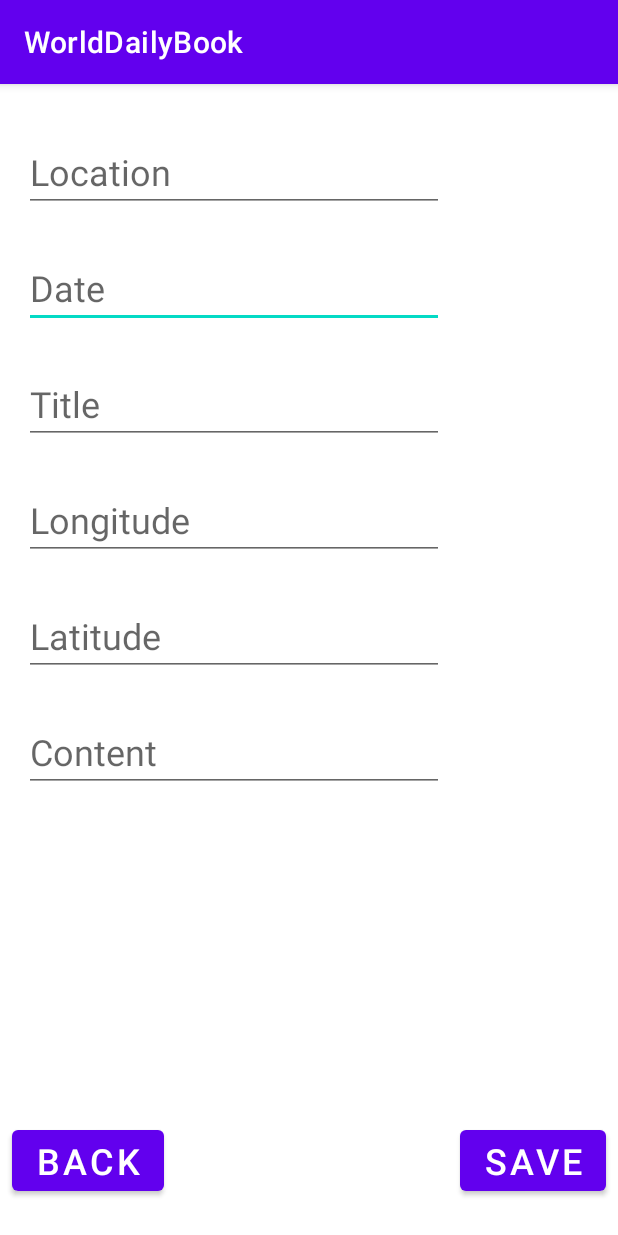
After one commit to cancan007/WorldDailyBook, an Android app: the Enter_Activity screen opened directly, with no data from a screen before it, on a phone screen of 412 x 824 dp. The commit adds this screen. Run offline under Robolectric (Android 15) with nearby library versions, the phone set to English and light mode, and no system bars.

Commit message:
implemented list, display and enter activities

```diff
--- /dev/null
+++ b/app/src/main/java/com/example/worlddailybook/Enter_Activity.java
@@ -0,0 +1,87 @@
+package com.example.worlddailybook;
+
+import androidx.appcompat.app.AppCompatActivity;
+
+import android.content.ContentValues;
+import android.content.Intent;
+import android.database.Cursor;
+import android.database.sqlite.SQLiteDatabase;
+import android.database.sqlite.SQLiteOpenHelper;
+import android.os.Bundle;
+import android.view.View;
+import android.widget.Button;
+import android.widget.EditText;
+import android.widget.TextView;
+
+import java.util.ArrayList;
+import java.util.List;
+
+public class Enter_Activity extends AppCompatActivity {
+
+    public SQLite_Handler handler;  // 他のアクティビティでも使えるように、publicにする
+
+    private EditText loc_v, date_v, title_v, lng_v, lat_v,content_v;
+    private Button saveButton, backButton;
+
+    @Override
+    protected void onCreate(Bundle savedInstanceState) {
+        super.onCreate(savedInstanceState);
+        setContentView(R.layout.activity_enter);
+
+        handler = new SQLite_Handler(getApplicationContext());
+
+
+        loc_v = findViewById(R.id.location);
+        date_v = findViewById(R.id.date);
+        title_v = findViewById(R.id.title_d);
+        lng_v = findViewById(R.id.e_longitude);
+        lat_v = findViewById(R.id.e_latitude);
+        content_v = findViewById(R.id.content);
+
+
+
+        backButton = findViewById(R.id.back_b);
+        backButton.setOnClickListener(new View.OnClickListener() {
+            @Override
+            public void onClick(View v) {
+                Intent intent = new Intent(getApplication(), MainActivity.class);
+                startActivity(intent);
+            }
+        });
+
+        saveButton = findViewById(R.id.save_b);
+        saveButton.setOnClickListener(new View.OnClickListener() {  // View.OnClickListener インターフェイスから onClickをオーバーライド
+            @Override
+            public void onClick(View v) {
+                saveData();
+                //handler.saveData();
+                Intent intent = new Intent(getApplication(), Display_Content.class);
+                startActivity(intent);
+            }
+        });
+
+    }
+
+
+
+    public void saveData(){
+        SQLiteDatabase db = handler.getWritableDatabase();
+        ContentValues values = new ContentValues();
+
+        String location = loc_v.getText().toString();
+        String date = date_v.getText().toString();
+        String title = title_v.getText().toString();
+        String longitude = lng_v.getText().toString();
+        String latitude = lat_v.getText().toString();
+        String content = content_v.getText().toString();
+
+        values.put("location", location);
+        values.put("date", date);
+        values.put("title", title);
+        values.put("longitude", longitude);
+        values.put("latitude", latitude);
+        values.put("content", content);
+
+        db.insert(handler.TABLE_NAME, null, values);
+    }
+}
--- /dev/null
+++ b/app/src/main/java/com/example/worlddailybook/SQLite_Handler.java
@@ -0,0 +1,95 @@
+package com.example.worlddailybook;
+
+import android.content.ContentValues;
+import android.content.Context;
+import android.database.sqlite.SQLiteDatabase;
+import android.database.sqlite.SQLiteOpenHelper;
+
+import java.text.ParseException;
+import java.text.SimpleDateFormat;
+import java.util.Date;
+
+public class SQLite_Handler extends SQLiteOpenHelper {
+
+    // データーベースのバージョン
+    private static final int DATABASE_VERSION = 3;
+
+    // データーベース情報を変数に格納
+    private static final String DATABASE_NAME = "WorldDailyBook.db";
+    public static final String TABLE_NAME = "worlddailybookDB";
+    private static final String _ID = "_id";
+    private static final String COLUMN_LOCATION = "Location";
+    private static final String COLUMN_DATE = "Date";
+    private static final String COLUMN_TITLE = "Title";
+    private static final String COLUMN_LONGITUDE = "Longitude";
+    private static final String COLUMN_LATITUDE = "Latitude";
+    private static final String COLUMN_CONTENT = "Content";
+
+    private static final String SQL_CREATE_TABLE =
+            "CREATE TABLE " + TABLE_NAME + '(' +
+                    _ID + " INTEGER PRIMARY KEY,"+   //ここで各々のデータを区別している。
+                    COLUMN_LOCATION + " TEXT," +
+                    COLUMN_DATE + " DATE," +
+                    COLUMN_TITLE + " TEXT," +
+                    COLUMN_LONGITUDE + " FLOAT," +    // East is plus side
+                    COLUMN_LATITUDE + " FLOAT," +     // North is plus side
+                    COLUMN_CONTENT + " TEXT)";
+
+    private static final String SQL_DELETE_TABLE =
+            "DROP TABLE IF EXISTS " + TABLE_NAME;
+
+    SQLite_Handler(Context context){
+        super(context, DATABASE_NAME, null, DATABASE_VERSION);
+    }
+
+    @Override
+    public void onCreate(SQLiteDatabase db) {
+
+        Date date = new Date();
+
+        db.execSQL(
+                SQL_CREATE_TABLE
+        );
+        saveData(db, "Tokyo", date, "Capital", 34.41f, 139.46f,"First Test");
+        saveData(db, "Germany", date, "Travel", 51.17f, 10.45f ,"Great Travel");
+    }
+
+    @Override
+    public void onUpgrade(SQLiteDatabase db, int oldVersion, int newVersion) {
+        db.execSQL(
+                SQL_DELETE_TABLE
+        );
+        onCreate(db);
+    }
+
+    public void onDowngrade(SQLiteDatabase db, int oldVersion, int newVersion){
+        onUpgrade(db, oldVersion, newVersion);
+    }
+
+    public void saveData(SQLiteDatabase db, String location, Date date, String title,Float longitude, Float latitude ,String content){
+        ContentValues values = new ContentValues();
+        values.put("location", location);
+        values.put("date", date.toString());
+        values.put("title", title);
+        values.put("longitude", longitude);
+        values.put("latitude", latitude);
+        values.put("content", content);
+
+        db.insert(TABLE_NAME, null, values);
+    }
+
+    //public String toString(Date date){
+    //String str = new SimpleDateFormat("yyyy-MM-dd").format(date);
+    //return str;
+    //}
+
+    public Date toDate(String str) {
+        try {
+            Date date = new SimpleDateFormat("yyyy-MM-dd").parse(str);
+            return date;
+        } catch (ParseException e) {
+            e.printStackTrace();
+            return null;
+        }
+    }
+}
--- /dev/null
+++ b/app/src/main/res/layout/activity_enter.xml
@@ -0,0 +1,109 @@
+<?xml version="1.0" encoding="utf-8"?>
+<androidx.constraintlayout.widget.ConstraintLayout xmlns:android="http://schemas.android.com/apk/res/android"
+    xmlns:app="http://schemas.android.com/apk/res-auto"
+    xmlns:tools="http://schemas.android.com/tools"
+    android:layout_width="match_parent"
+    android:layout_height="match_parent"
+    tools:context=".Enter_Activity">
+
+    <EditText
+        android:id="@+id/date"
+        android:layout_width="wrap_content"
+        android:layout_height="wrap_content"
+        android:layout_marginStart="16dp"
+        android:layout_marginTop="24dp"
+        android:ems="10"
+        android:hint="Date"
+        android:inputType="date"
+        android:textSize="24sp"
+        app:layout_constraintStart_toStartOf="parent"
+        app:layout_constraintTop_toBottomOf="@+id/location" />
+
+    <Button
+        android:id="@+id/save_b"
+        android:layout_width="wrap_content"
+        android:layout_height="wrap_content"
+        android:layout_marginEnd="8dp"
+        android:layout_marginBottom="24dp"
+        android:text="SAVE"
+        android:textSize="24sp"
+        app:layout_constraintBottom_toBottomOf="parent"
+        app:layout_constraintEnd_toEndOf="parent" />
+
+    <Button
+        android:id="@+id/back_b"
+        android:layout_width="wrap_content"
+        android:layout_height="wrap_content"
+        android:layout_marginStart="8dp"
+        android:layout_marginBottom="24dp"
+        android:text="BACK"
+        android:textSize="24sp"
+        app:layout_constraintBottom_toBottomOf="parent"
+        app:layout_constraintStart_toStartOf="parent" />
+
+    <EditText
+        android:id="@+id/location"
+        android:layout_width="wrap_content"
+        android:layout_height="wrap_content"
+        android:layout_marginStart="16dp"
+        android:layout_marginTop="32dp"
+        android:ems="10"
+        android:hint="Location"
+        android:inputType="textPersonName"
+        android:textSize="24sp"
+        app:layout_constraintStart_toStartOf="parent"
+        app:layout_constraintTop_toTopOf="parent" />
+
+    <EditText
+        android:id="@+id/title_d"
+        android:layout_width="wrap_content"
+        android:layout_height="wrap_content"
+        android:layout_marginStart="16dp"
+        android:layout_marginTop="24dp"
+        android:ems="10"
+        android:hint="Title"
+        android:inputType="textPersonName"
+        android:textSize="24sp"
+        app:layout_constraintStart_toStartOf="parent"
+        app:layout_constraintTop_toBottomOf="@+id/date" />
+
+    <EditText
+        android:id="@+id/content"
+        android:layout_width="wrap_content"
+        android:layout_height="wrap_content"
+        android:layout_marginStart="16dp"
+        android:layout_marginTop="24dp"
+        android:ems="10"
+        android:hint="Content"
+        android:inputType="textPersonName"
+        android:textSize="24sp"
+        app:layout_constraintStart_toStartOf="parent"
+        app:layout_constraintTop_toBottomOf="@+id/e_latitude" />
+
+    <EditText
+        android:id="@+id/e_longitude"
+        android:layout_width="wrap_content"
+        android:layout_height="wrap_content"
+        android:layout_marginStart="16dp"
+        android:layout_marginTop="24dp"
+        android:ems="10"
+        android:hint="Longitude"
+        android:inputType="numberDecimal"
+        android:textSize="24sp"
+        app:layout_constraintStart_toStartOf="parent"
+        app:layout_constraintTop_toBottomOf="@+id/title_d" />
+
+    <EditText
+        android:id="@+id/e_latitude"
+        android:layout_width="wrap_content"
+        android:layout_height="wrap_content"
+        android:layout_marginStart="16dp"
+        android:layout_marginTop="24dp"
+        android:ems="10"
+        android:hint="Latitude"
+        android:inputType="numberDecimal"
+        android:textSize="24sp"
+        app:layout_constraintStart_toStartOf="parent"
+        app:layout_constraintTop_toBottomOf="@+id/e_longitude" />
+
+</androidx.constraintlayout.widget.ConstraintLayout>
```
Also changed, not shown: app/src/main/AndroidManifest.xml (+9 -2 lines), app/src/main/java/com/example/worlddailybook/Display_Content.java (added, +82 -0 lines), app/src/main/java/com/example/worlddailybook/ListActivity.java (added, +168 -0 lines), app/src/main/java/com/example/worlddailybook/MainActivity.java (+5 -3 lines), app/src/main/res/layout/activity_display_content.xml (added, +95 -0 lines), app/src/main/res/layout/activity_list.xml (added, +22 -0 lines), app/src/main/res/layout/listitem_recyclerview1.xml (added, +15 -0 lines).
